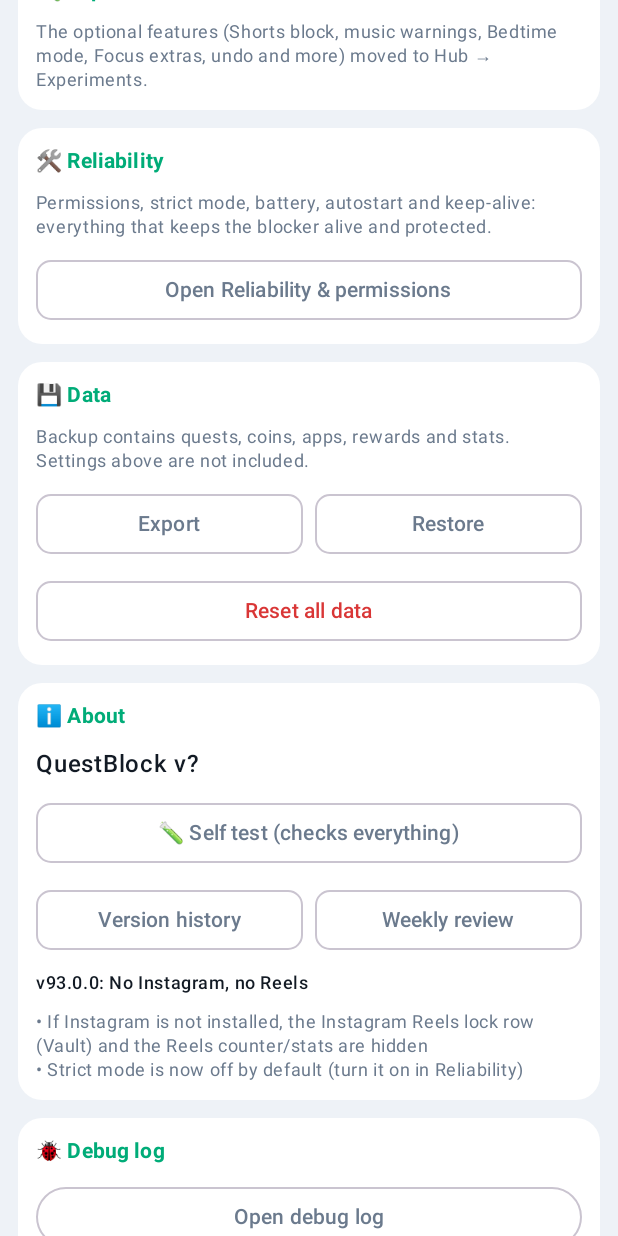
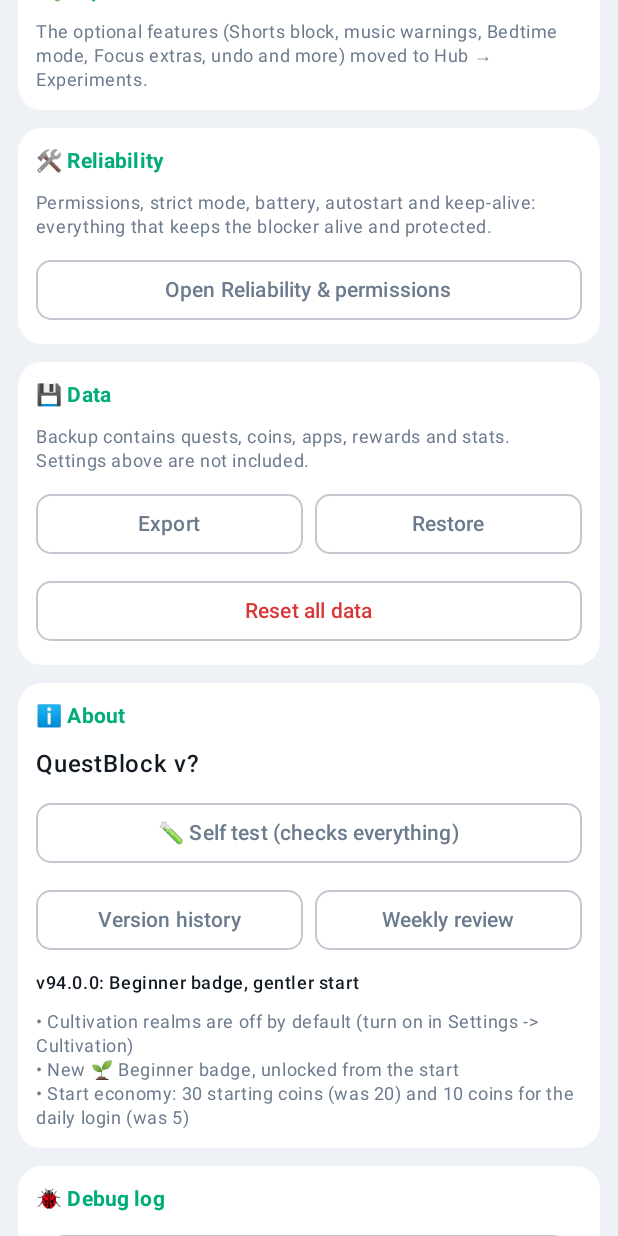
Before and after one commit to krishna000627-pixel/questblock, an Android app built with Jetpack Compose: the composable SettingsScreen shown on its own in the app's theme, scrolled down 1730 dp, on a phone screen of 412 x 824 dp. Run offline under Robolectric (Android 15) with nearby library versions, the phone set to English and light mode, and no system bars; our stand-ins replace Dagger/Hilt's generated code, Room's generated code.

Commit message:
v94: beginner badge, cultivation off by default, gentler start economy

```diff
--- a/app/build.gradle.kts
+++ b/app/build.gradle.kts
@@ -31,8 +31,8 @@ android {
         applicationId = "com.krishna.questblock"
         minSdk = 26
         targetSdk = 35
-        versionCode = 93
-        versionName = "93.0.0"
+        versionCode = 94
+        versionName = "94.0.0"
     }
 
     signingConfigs {
--- a/app/src/main/java/com/krishna/questblock/data/Entities.kt
+++ b/app/src/main/java/com/krishna/questblock/data/Entities.kt
@@ -65,7 +65,7 @@ data class BlockedApp(
 @Entity(tableName = "player")
 data class Player(
     @PrimaryKey val id: Int = 1,
-    val coins: Int = 20,
+    val coins: Int = 30,
     val xp: Int = 0,
     val streak: Int = 0,
     val lastCompletionDay: Long = 0L,
--- a/app/src/main/java/com/krishna/questblock/data/GameRepository.kt
+++ b/app/src/main/java/com/krishna/questblock/data/GameRepository.kt
@@ -19,7 +19,7 @@ import kotlin.math.roundToInt
 fun baseReward(difficulty: Int): Int = when (difficulty) { 1 -> 10; 2 -> 25; else -> 50 }
 const val FOCUS_BONUS_COINS = 15
 const val STEP_SKIP_COST = 5
-const val DAILY_LOGIN_COINS = 5
+const val DAILY_LOGIN_COINS = 10
 
 const val DEFAULT_RATE_PER_5 = 5
 data class UnlockResult(
--- a/app/src/main/java/com/krishna/questblock/data/Prefs.kt
+++ b/app/src/main/java/com/krishna/questblock/data/Prefs.kt
@@ -411,7 +411,7 @@ class Prefs @Inject constructor(@ApplicationContext ctx: Context) {
 
     /** Cultivation realms on Home, Profile and the widget. Same key is read by the widget and the strip. */
     var cultivationOn: Boolean
-        get() = sp.getBoolean("cultivation_on", true)
+        get() = sp.getBoolean("cultivation_on", false)
         set(value) = sp.edit().putBoolean("cultivation_on", value).apply()
 
     var showQuotes: Boolean
--- a/app/src/main/java/com/krishna/questblock/data/VersionLog.kt
+++ b/app/src/main/java/com/krishna/questblock/data/VersionLog.kt
@@ -3,6 +3,12 @@ package com.krishna.questblock.data
 data class VersionEntry(val version: String, val headline: String, val items: List<String>)
 
 val VERSION_LOG: List<VersionEntry> = listOf(
+    VersionEntry("94.0.0", "Beginner badge, gentler start",
+        listOf(
+            "Cultivation realms are off by default (turn on in Settings -> Cultivation)",
+            "New \uD83C\uDF31 Beginner badge, unlocked from the start",
+            "Start economy: 30 starting coins (was 20) and 10 coins for the daily login (was 5)",
+        )),
     VersionEntry("93.0.0", "No Instagram, no Reels",
         listOf(
             "If Instagram is not installed, the Instagram Reels lock row (Vault) and the Reels counter/stats are hidden",
--- a/app/src/main/java/com/krishna/questblock/engine/Progression.kt
+++ b/app/src/main/java/com/krishna/questblock/engine/Progression.kt
@@ -63,6 +63,7 @@ object Progression {
         val d = s.days
         val ironWill = s.funLimitMin > 0 && d.drop(1).take(7).size == 7 && d.drop(1).take(7).all { it.funMin <= s.funLimitMin }
         return listOf(
+            Badge("beginner", "Beginner", "\uD83C\uDF31", "Welcome to QuestBlock. Your journey starts here", true, false),
             Badge("iron_will", "Iron Will", "🛡️", "Stay under your Fun limit 7 days in a row", ironWill, false),
             Badge("deep_diver", "Deep Diver", "🎯", "Finish a focus session of 60 min or more", s.longestFocusMin >= 60, false),
             Badge("scholar", "Scholar", "📚", "10 hours of study in one week", s.thisWeek.sumOf { it.studyMin } >= 600, false),
--- a/app/src/main/java/com/krishna/questblock/service/QuestWidget.kt
+++ b/app/src/main/java/com/krishna/questblock/service/QuestWidget.kt
@@ -40,7 +40,7 @@ class QuestWidget : AppWidgetProvider() {
             val views = RemoteViews(ctx.packageName, R.layout.quest_widget)
             views.setTextViewText(R.id.widget_line, sp.getString("line", "Open QuestBlock"))
             val xp = sp.getInt("xp", -1)
-            val cultOn = ctx.getSharedPreferences("questblock", Context.MODE_PRIVATE).getBoolean("cultivation_on", true)
+            val cultOn = ctx.getSharedPreferences("questblock", Context.MODE_PRIVATE).getBoolean("cultivation_on", false)
             val realm = if (xp >= 0 && cultOn) com.krishna.questblock.engine.Cultivation.of(xp).let {
                 "  ·  ${it.realm.emoji} ${it.realm.name.substringBefore(' ')} ${if (it.stageName.startsWith("Layer")) "L" + it.stageName.removePrefix("Layer ") else it.stageName}"
             } else ""
--- a/app/src/main/java/com/krishna/questblock/ui/RpgUi.kt
+++ b/app/src/main/java/com/krishna/questblock/ui/RpgUi.kt
@@ -76,7 +76,7 @@ private val TRIBULATION = StarterQuest("⚡", "Tribulation: one 45-min focused b
 fun CultivationStrip(xp: Int, modifier: Modifier = Modifier, onAddQuest: ((StarterQuest) -> Unit)? = null) {
     val ctx = LocalContext.current
     val sp = remember { ctx.getSharedPreferences("questblock", Context.MODE_PRIVATE) }
-    if (!sp.getBoolean("cultivation_on", true)) return
+    if (!sp.getBoolean("cultivation_on", false)) return
     val c = remember(xp) { Cultivation.of(xp) }
     val accent = REALM_COLORS[c.realmIndex % REALM_COLORS.size]
     val frac = if (c.atTop || c.need == 0) 1f else c.into / c.need.toFloat()
```
